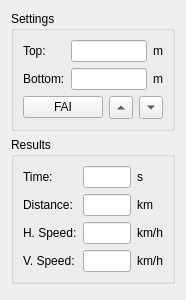
Old version of the form src/wingsuitview.ui in the repository flysight/flysight-viewer-qt.
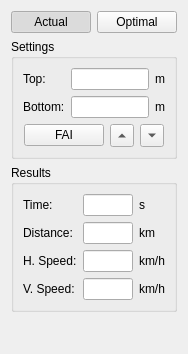
New version of the form.

Commit message: Score actual or optimal results

The edit to the form file:
```diff
--- a/src/wingsuitview.ui
+++ b/src/wingsuitview.ui
@@ -7,7 +7,7 @@
     <x>0</x>
     <y>0</y>
     <width>185</width>
-    <height>300</height>
+    <height>354</height>
    </rect>
   </property>
   <property name="maximumSize">
@@ -20,6 +20,33 @@
    <string>Form</string>
   </property>
   <layout class="QVBoxLayout" name="verticalLayout_2">
+   <item>
+    <layout class="QHBoxLayout" name="horizontalLayout_2">
+     <item>
+      <widget class="QPushButton" name="actualButton">
+       <property name="text">
+        <string>Actual</string>
+       </property>
+       <property name="checkable">
+        <bool>true</bool>
+       </property>
+       <property name="checked">
+        <bool>true</bool>
+       </property>
+      </widget>
+     </item>
+     <item>
+      <widget class="QPushButton" name="optimalButton">
+       <property name="text">
+        <string>Optimal</string>
+       </property>
+       <property name="checkable">
+        <bool>true</bool>
+       </property>
+      </widget>
+     </item>
+    </layout>
+   </item>
    <item>
     <widget class="QGroupBox" name="groupBox">
      <property name="title">
```
The commit also changes 4 other files.
